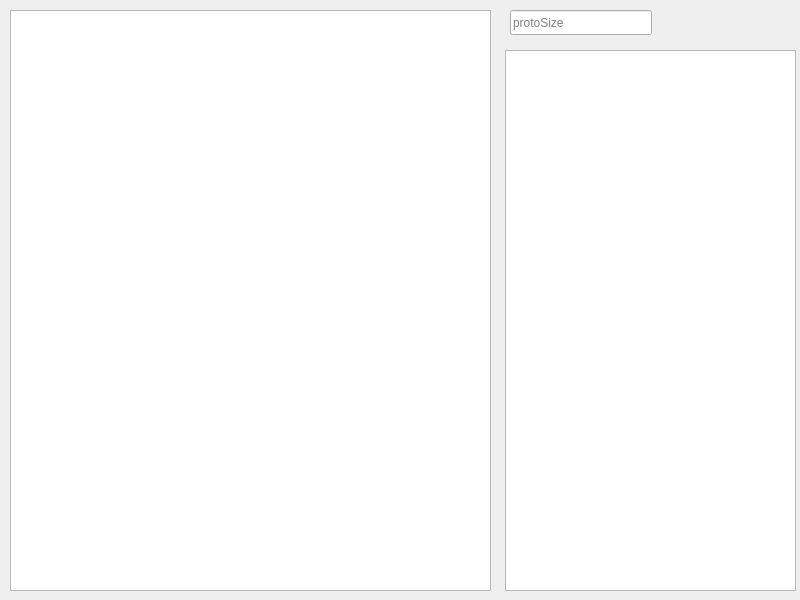
Old version of the form mainwindow.ui in the repository learniuH/Qt.
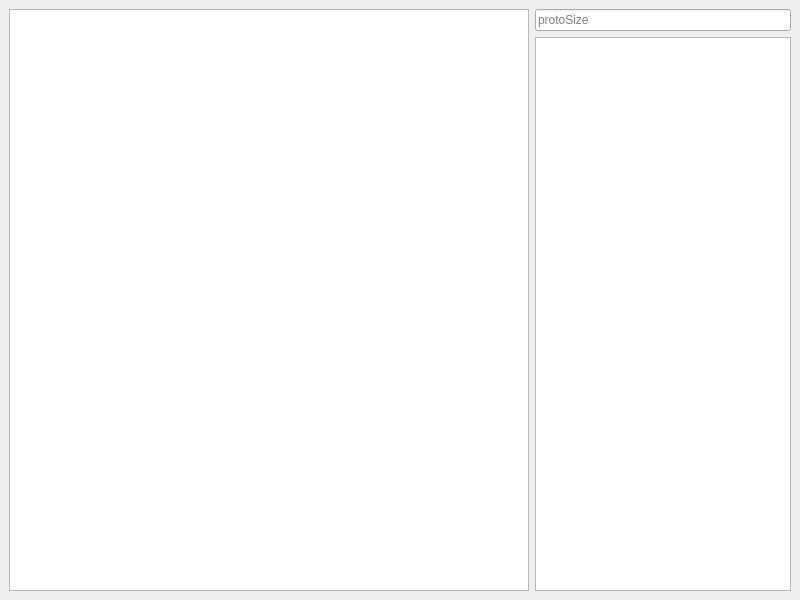
New version of the form. Custom widgets are drawn as their Qt base class.

Commit message: 按钮式两位开关Item绘制完成

What changed in the file:
```diff
--- a/mainwindow.ui
+++ b/mainwindow.ui
@@ -14,39 +14,32 @@
    <string>MainWindow</string>
   </property>
   <widget class="QWidget" name="centralwidget">
-   <widget class="QLineEdit" name="protoSizeLine">
-    <property name="geometry">
-     <rect>
-      <x>510</x>
-      <y>10</y>
-      <width>142</width>
-      <height>25</height>
-     </rect>
-    </property>
-    <property name="placeholderText">
-     <string>protoSize</string>
-    </property>
-   </widget>
-   <widget class="ProtoView" name="protoView">
-    <property name="geometry">
-     <rect>
-      <x>505</x>
-      <y>50</y>
-      <width>291</width>
-      <height>541</height>
-     </rect>
-    </property>
-   </widget>
-   <widget class="QGraphicsView" name="graphicsView">
-    <property name="geometry">
-     <rect>
-      <x>10</x>
-      <y>10</y>
-      <width>481</width>
-      <height>581</height>
-     </rect>
-    </property>
-   </widget>
+   <layout class="QHBoxLayout" name="horizontalLayout">
+    <item>
+     <widget class="QGraphicsView" name="graphicsView">
+      <property name="sizePolicy">
+       <sizepolicy hsizetype="Expanding" vsizetype="Expanding">
+        <horstretch>10</horstretch>
+        <verstretch>0</verstretch>
+       </sizepolicy>
+      </property>
+     </widget>
+    </item>
+    <item>
+     <layout class="QVBoxLayout" name="verticalLayout">
+      <item>
+       <widget class="QLineEdit" name="protoSizeLine">
+        <property name="placeholderText">
+         <string>protoSize</string>
+        </property>
+       </widget>
+      </item>
+      <item>
+       <widget class="ProtoView" name="protoView"/>
+      </item>
+     </layout>
+    </item>
+   </layout>
   </widget>
  </widget>
  <customwidgets>
```
The commit also changes 6 other files.
